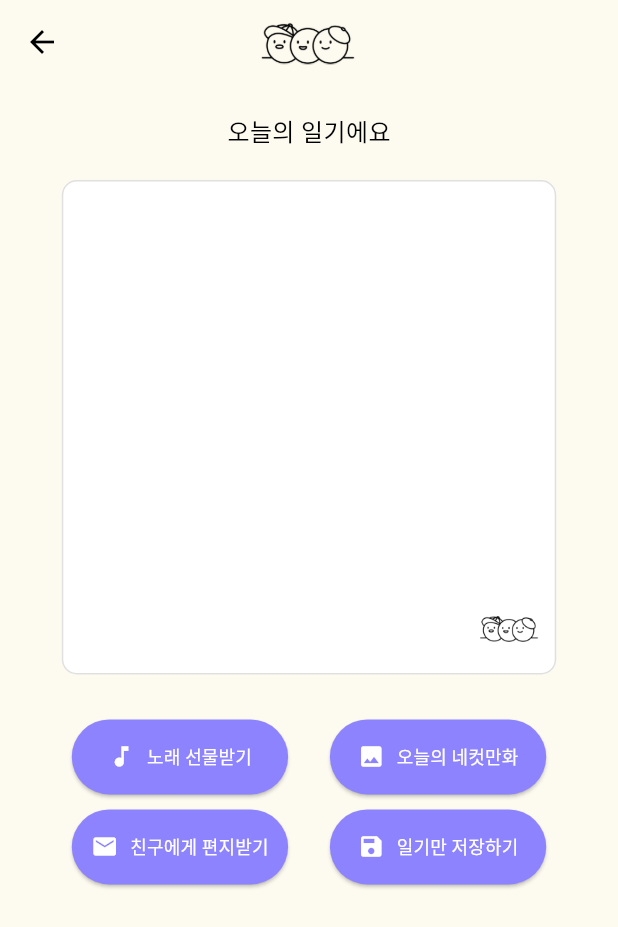
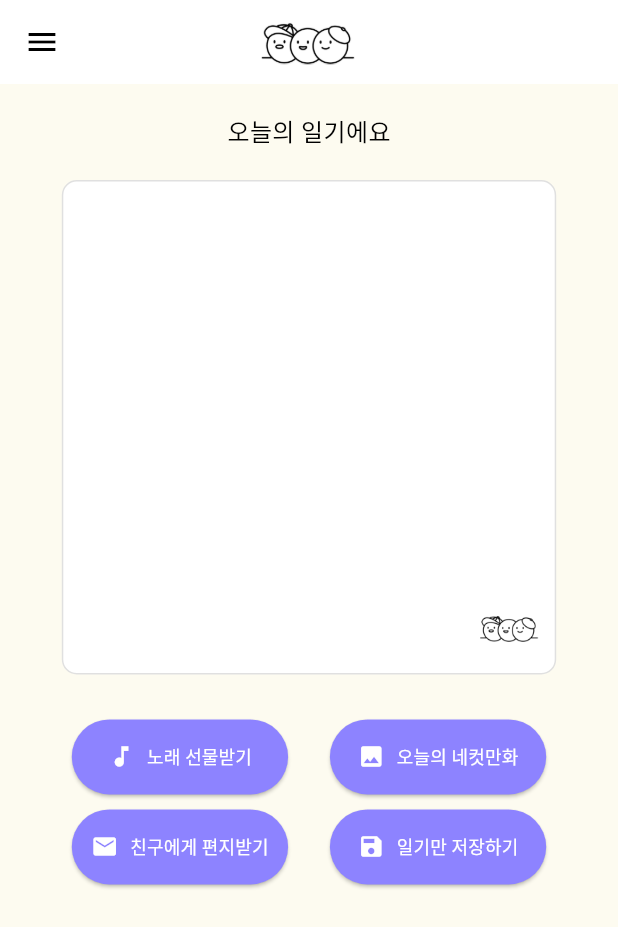
Before and after one commit to Tune-Manner/wisely-diary-frontend, a Flutter app: the DiarySummaryScreen screen opened by its route, on a phone screen of 412 x 824 dp. Shown: the top 927 px of the screen. Run offline on Flutter 3.47's test engine with Material 3 defaults, Android fonts, the light colour scheme and no system bars; our stand-ins replace flutter_dotenv, google_sign_in, image_picker, just_audio, supabase_flutter, table_calendar; missing offline and left inert: gotrue, kakao_flutter_sdk_user; accounts and stored records are empty.

Commit message:
feat: 기존 Appbar 삭제 및 변경

```diff
--- a/lib/diary_summary_screens.dart
+++ b/lib/diary_summary_screens.dart
@@ -1,5 +1,6 @@
 import 'package:flutter/material.dart';
 import 'dart:io';
+import 'custom_scaffold.dart';
 
 class DiarySummaryScreen extends StatelessWidget {
   final String transcription;
@@ -12,21 +13,7 @@ class DiarySummaryScreen extends StatelessWidget {
     final double screenWidth = MediaQuery.of(context).size.width;
     final double screenHeight = MediaQuery.of(context).size.height;
 
-    return Scaffold(
-      appBar: AppBar(
-        backgroundColor: const Color(0xfffdfbf0),
-        elevation: 0,
-        leading: IconButton(
-          icon: Icon(Icons.arrow_back, color: Colors.black),
-          onPressed: () => Navigator.of(context).pop(),
-        ),
-        title: Image.asset(
-          'assets/wisely-diary-logo.png',
-          height: 30,
-          fit: BoxFit.contain,
-        ),
-        centerTitle: true,
-      ),
+    return CustomScaffold(
       body: Container(
         color: const Color(0xfffdfbf0),
         padding: EdgeInsets.symmetric(horizontal: 20),
```
